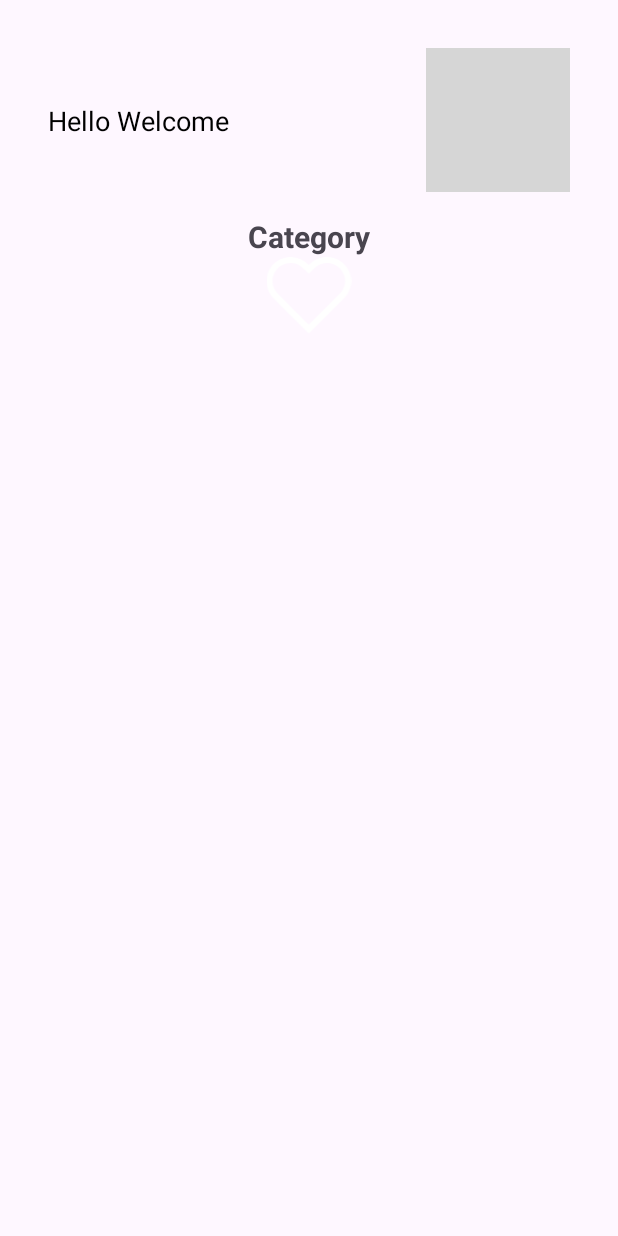
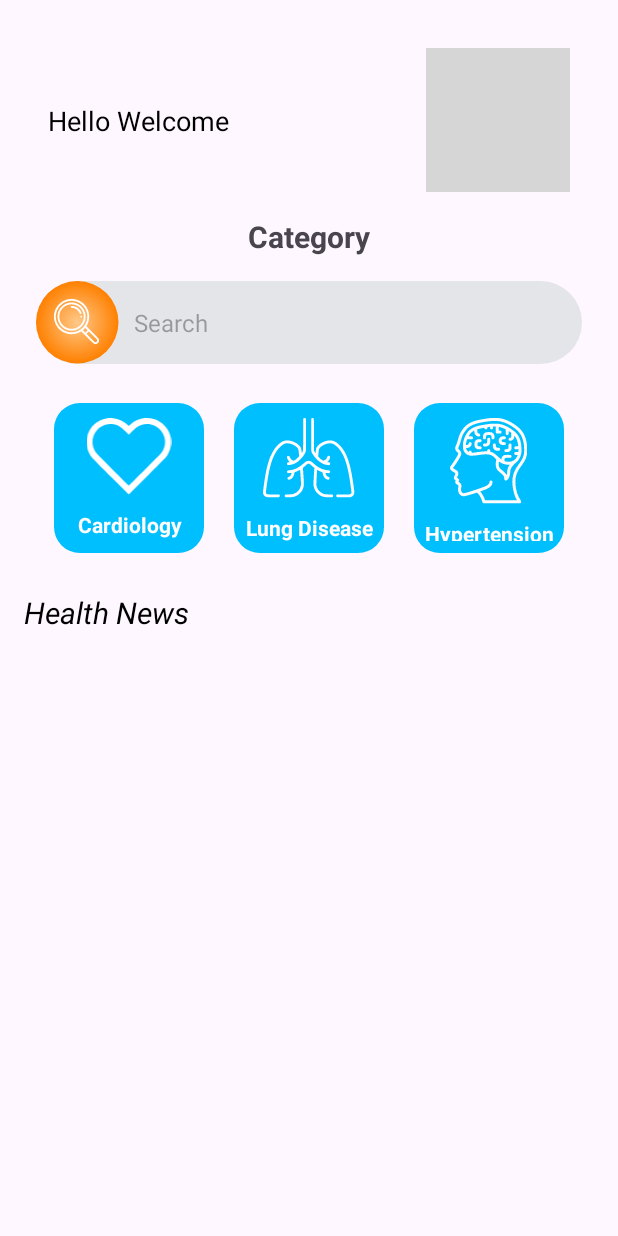
Before and after one commit to oguzhanozgokce/HealthAndPrediction, an Android app: the layout fragment_home.xml on its own in the app's theme, with its tools: preview values and no code run, on a phone screen of 412 x 824 dp. Run offline under Robolectric (Android 15) with nearby library versions, the phone set to English and light mode, and no system bars; grey boxes are pictures that could not be loaded.

Commit message:
Home Fragment has been created, the UI part is finished and the binding to the main Activity has been added.

```diff
--- a/app/build.gradle.kts
+++ b/app/build.gradle.kts
@@ -42,6 +42,8 @@ dependencies {
     implementation(libs.material)
     implementation(libs.androidx.activity)
     implementation(libs.androidx.constraintlayout)
+    implementation(libs.androidx.navigation.fragment.ktx)
+    implementation(libs.androidx.navigation.ui.ktx)
     testImplementation(libs.junit)
     androidTestImplementation(libs.androidx.junit)
     androidTestImplementation(libs.androidx.espresso.core)
--- a/app/src/main/java/com/oguzhanozgokce/healthandprediction/MainActivity.kt
+++ b/app/src/main/java/com/oguzhanozgokce/healthandprediction/MainActivity.kt
@@ -5,6 +5,8 @@ import androidx.activity.enableEdgeToEdge
 import androidx.appcompat.app.AppCompatActivity
 import androidx.core.view.ViewCompat
 import androidx.core.view.WindowInsetsCompat
+import androidx.navigation.fragment.NavHostFragment
+import androidx.navigation.fragment.findNavController
 
 class MainActivity : AppCompatActivity() {
     override fun onCreate(savedInstanceState: Bundle?) {
@@ -16,5 +18,11 @@ class MainActivity : AppCompatActivity() {
             v.setPadding(systemBars.left, systemBars.top, systemBars.right, systemBars.bottom)
             insets
         }
+        //Connecting navigation file to main activity
+        // NavHostFragment'ı bulma
+        val navHostFragment = supportFragmentManager.findFragmentById(R.id.nav_host_fragment) as NavHostFragment
+
+        // NavController'ı almak
+        val navController = navHostFragment.navController
     }
 }
--- a/app/src/main/java/com/oguzhanozgokce/healthandprediction/ui/HomeFragment.kt
+++ b/app/src/main/java/com/oguzhanozgokce/healthandprediction/ui/HomeFragment.kt
@@ -9,8 +9,6 @@ import com.oguzhanozgokce.healthandprediction.R
 
 
 class HomeFragment : Fragment() {
-
-
     override fun onCreateView(
         inflater: LayoutInflater, container: ViewGroup?,
         savedInstanceState: Bundle?
@@ -19,5 +17,4 @@ class HomeFragment : Fragment() {
         return inflater.inflate(R.layout.fragment_home, container, false)
     }
 
-
 }
--- /dev/null
+++ b/app/src/main/res/drawable/news_background.xml
@@ -0,0 +1,9 @@
+<?xml version="1.0" encoding="utf-8"?>
+<selector xmlns:android="http://schemas.android.com/apk/res/android">
+<item>
+    <shape android:shape="rectangle">
+        <corners android:radius="10dp"/>
+        <solid android:color="#E4E5E9"/>
+    </shape>
+</item>
+</selector>
--- /dev/null
+++ b/app/src/main/res/drawable/search_background.xml
@@ -0,0 +1,9 @@
+<?xml version="1.0" encoding="utf-8"?>
+<selector xmlns:android="http://schemas.android.com/apk/res/android">
+<item>
+    <shape android:shape="rectangle">
+        <solid android:color="#E4E5E9"/>
+        <corners android:radius="50dp"/>
+    </shape>
+</item>
+</selector>
--- a/app/src/main/res/layout/activity_main.xml
+++ b/app/src/main/res/layout/activity_main.xml
@@ -7,13 +7,16 @@
     android:layout_height="match_parent"
     tools:context=".MainActivity">
 
-    <TextView
-        android:layout_width="wrap_content"
-        android:layout_height="wrap_content"
-        android:text="Hello World!"
+    <androidx.fragment.app.FragmentContainerView
+        android:id="@+id/nav_host_fragment"
+        android:name="androidx.navigation.fragment.NavHostFragment"
+        android:layout_width="0dp"
+        android:layout_height="0dp"
+        android:background="@color/white"
+        app:defaultNavHost="true"
         app:layout_constraintBottom_toBottomOf="parent"
         app:layout_constraintEnd_toEndOf="parent"
         app:layout_constraintStart_toStartOf="parent"
-        app:layout_constraintTop_toTopOf="parent" />
-
+        app:layout_constraintTop_toTopOf="parent"
+        app:navGraph="@navigation/navigation"/>
 </androidx.constraintlayout.widget.ConstraintLayout>
--- a/app/src/main/res/layout/fragment_home.xml
+++ b/app/src/main/res/layout/fragment_home.xml
@@ -54,25 +54,140 @@
                 android:layout_marginTop="16dp"
                 />
 
+            <EditText
+                android:id="@+id/editTextText"
+                android:layout_width="match_parent"
+                android:layout_height="55dp"
+                android:ems="10"
+                android:drawablePadding="10dp"
+                android:textSize="16sp"
+                android:textAlignment="viewStart"
+                android:layout_marginTop="16dp"
+                android:layout_marginBottom="16dp"
+                android:layout_marginStart="24dp"
+                android:layout_marginEnd="24dp"
+                android:drawableStart="@drawable/search_icon"
+                android:background="@drawable/search_background"
+                android:inputType="text"
+                android:hint="Search" />
+
+            <LinearLayout
+                android:layout_width="match_parent"
+                android:layout_height="match_parent"
+                android:gravity="center"
+                android:orientation="horizontal">
+
+                <LinearLayout
+                    android:layout_width="100dp"
+                    android:layout_height="100dp"
+                    android:layout_margin="10dp"
+                    android:background="@drawable/top_button_background"
+                    android:orientation="vertical">
+
+                    <ImageView
+                        android:id="@+id/imageView4"
+                        android:layout_width="match_parent"
+                        android:layout_height="wrap_content"
+                        android:layout_margin="10dp"
+                        android:src="@drawable/ic_1" />
+
+                    <TextView
+                        android:id="@+id/textView4"
+                        android:layout_width="match_parent"
+                        android:layout_height="wrap_content"
+                        android:layout_marginBottom="8dp"
+                        android:text="Cardiology"
+                        android:textAlignment="center"
+                        android:textColor="@color/white"
+                        android:textSize="14sp"
+                        android:textStyle="bold" />
+                </LinearLayout>
+
+                <LinearLayout
+                    android:layout_width="100dp"
+                    android:layout_height="100dp"
+                    android:layout_margin="10dp"
+                    android:background="@drawable/top_button_background"
+                    android:orientation="vertical">
+
+                    <ImageView
+                        android:id="@+id/imageView5"
+                        android:layout_width="match_parent"
+                        android:layout_height="wrap_content"
+                        android:layout_margin="10dp"
+                        android:src="@drawable/ic_2" />
+
+                    <TextView
+                        android:id="@+id/textView5"
+                        android:layout_width="match_parent"
+                        android:layout_height="wrap_content"
+                        android:layout_marginBottom="8dp"
+                        android:text="Lung Disease"
+                        android:textAlignment="center"
+                        android:textColor="@color/white"
+                        android:textSize="14sp"
+                        android:textStyle="bold" />
+                </LinearLayout>
+
+                <LinearLayout
+                    android:layout_width="100dp"
+                    android:layout_height="100dp"
+                    android:layout_margin="10dp"
+                    android:background="@drawable/top_button_background"
+                    android:orientation="vertical">
+
+                    <ImageView
+                        android:id="@+id/imageView6"
+                        android:layout_width="match_parent"
+                        android:layout_height="wrap_content"
+                        android:layout_margin="10dp"
+                        android:src="@drawable/ic_3" />
+
+                    <TextView
+                        android:id="@+id/textView6"
+                        android:layout_width="match_parent"
+                        android:layout_height="wrap_content"
+                        android:layout_marginBottom="8dp"
+                        android:text="Hypertension"
+                        android:textAlignment="center"
+                        android:textColor="@color/white"
+                        android:textSize="14sp"
+                        android:textStyle="bold" />
+                </LinearLayout>
+
+            </LinearLayout>
             <LinearLayout
                 android:layout_width="match_parent"
                 android:layout_height="match_parent"
                 android:orientation="horizontal">
 
-                <LinearLayout
-                    android:layout_width="match_parent"
-                    android:layout_height="match_parent"
-                    android:orientation="vertical">
+                <TextView
+                    android:id="@+id/health_news_tw_Id"
+                    android:layout_width="wrap_content"
+                    android:layout_height="wrap_content"
+                    android:layout_margin="16dp"
+                    android:textSize="20sp"
+                    android:textStyle="italic"
+                    android:textColor="@color/black"
+                    android:layout_gravity="center"
+                    android:text="Health News"/>
 
-                    <ImageView
-                        android:id="@+id/imageView2"
-                        android:layout_width="match_parent"
-                        android:layout_height="wrap_content"
-                        android:src="@drawable/ic_1" />
-                </LinearLayout>
+
+
             </LinearLayout>
 
+            <LinearLayout
+                android:layout_width="match_parent"
+                android:layout_height="match_parent"
+                android:orientation="vertical">
+
+                <androidx.recyclerview.widget.RecyclerView
+                    android:id="@+id/recyclerview_id"
+                    android:layout_width="match_parent"
+                    android:layout_height="match_parent"/>
+            </LinearLayout>
         </LinearLayout>
+
     </ScrollView>
 
 </androidx.constraintlayout.widget.ConstraintLayout>
--- /dev/null
+++ b/app/src/main/res/navigation/navigation.xml
@@ -0,0 +1,13 @@
+<?xml version="1.0" encoding="utf-8"?>
+<navigation xmlns:android="http://schemas.android.com/apk/res/android"
+    xmlns:app="http://schemas.android.com/apk/res-auto"
+    xmlns:tools="http://schemas.android.com/tools"
+    android:id="@+id/navigation"
+    app:startDestination="@id/homeFragment">
+
+    <fragment
+        android:id="@+id/homeFragment"
+        android:name="com.oguzhanozgokce.healthandprediction.ui.HomeFragment"
+        android:label="fragment_home"
+        tools:layout="@layout/fragment_home" />
+</navigation>
--- a/gradle/libs.versions.toml
+++ b/gradle/libs.versions.toml
@@ -9,6 +9,8 @@ appcompat = "1.6.1"
 material = "1.10.0"
 activity = "1.8.0"
 constraintlayout = "2.1.4"
+navigationFragmentKtx = "2.7.7"
+navigationUiKtx = "2.7.7"
 
 [libraries]
 androidx-core-ktx = { group = "androidx.core", name = "core-ktx", version.ref = "coreKtx" }
@@ -19,6 +21,8 @@ androidx-appcompat = { group = "androidx.appcompat", name = "appcompat", version
 material = { group = "com.google.android.material", name = "material", version.ref = "material" }
 androidx-activity = { group = "androidx.activity", name = "activity", version.ref = "activity" }
 androidx-constraintlayout = { group = "androidx.constraintlayout", name = "constraintlayout", version.ref = "constraintlayout" }
+androidx-navigation-fragment-ktx = { group = "androidx.navigation", name = "navigation-fragment-ktx", version.ref = "navigationFragmentKtx" }
+androidx-navigation-ui-ktx = { group = "androidx.navigation", name = "navigation-ui-ktx", version.ref = "navigationUiKtx" }
 
 [plugins]
 androidApplication = { id = "com.android.application", version.ref = "agp" }
```
